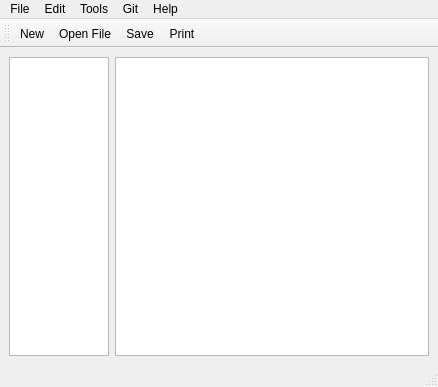
This is gui_v1/mainwindow.ui in jennifer4569/CoCode as Qt 5 draws it before an edit. The edited form follows.
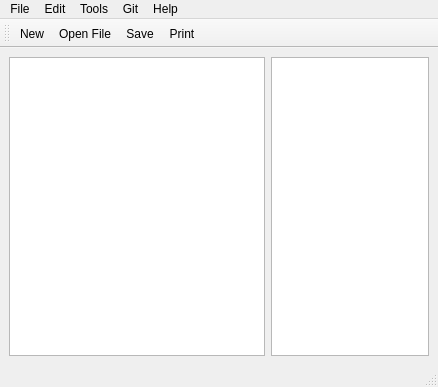
This is the edited form. Icons and pictures are not drawn.

Commit message: added file hierarchy to left panel

The edit to the form file:
```diff
--- a/gui_v1/mainwindow.ui
+++ b/gui_v1/mainwindow.ui
@@ -39,66 +39,6 @@
     <property name="fieldGrowthPolicy">
      <enum>QFormLayout::AllNonFixedFieldsGrow</enum>
     </property>
-    <item row="0" column="0">
-     <widget class="QColumnView" name="columnView">
-      <property name="sizePolicy">
-       <sizepolicy hsizetype="Expanding" vsizetype="Expanding">
-        <horstretch>0</horstretch>
-        <verstretch>0</verstretch>
-       </sizepolicy>
-      </property>
-      <property name="minimumSize">
-       <size>
-        <width>0</width>
-        <height>0</height>
-       </size>
-      </property>
-      <property name="maximumSize">
-       <size>
-        <width>16777215</width>
-        <height>16777215</height>
-       </size>
-      </property>
-      <property name="sizeIncrement">
-       <size>
-        <width>0</width>
-        <height>0</height>
-       </size>
-      </property>
-      <property name="font">
-       <font>
-        <family>MS Shell Dlg 2</family>
-       </font>
-      </property>
-      <property name="focusPolicy">
-       <enum>Qt::StrongFocus</enum>
-      </property>
-      <property name="frameShape">
-       <enum>QFrame::StyledPanel</enum>
-      </property>
-      <property name="frameShadow">
-       <enum>QFrame::Sunken</enum>
-      </property>
-      <property name="lineWidth">
-       <number>1</number>
-      </property>
-      <property name="verticalScrollBarPolicy">
-       <enum>Qt::ScrollBarAsNeeded</enum>
-      </property>
-      <property name="horizontalScrollBarPolicy">
-       <enum>Qt::ScrollBarAsNeeded</enum>
-      </property>
-      <property name="sizeAdjustPolicy">
-       <enum>QAbstractScrollArea::AdjustToContents</enum>
-      </property>
-      <property name="dragEnabled">
-       <bool>false</bool>
-      </property>
-      <property name="resizeGripsVisible">
-       <bool>true</bool>
-      </property>
-     </widget>
-    </item>
     <item row="0" column="1">
      <widget class="QPlainTextEdit" name="plainTextEdit">
       <property name="minimumSize">
@@ -118,6 +58,9 @@
       </property>
      </widget>
     </item>
+    <item row="0" column="0">
+     <widget class="QTreeView" name="treeView"/>
+    </item>
    </layout>
   </widget>
   <widget class="QMenuBar" name="menubar">
```
Left out of the diff: 2 changed lines with no effect on the pictures. The commit also changes 3 other files.
